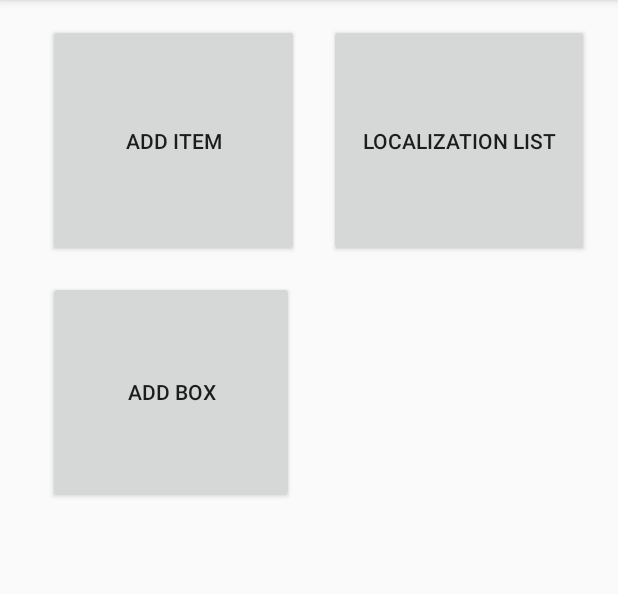
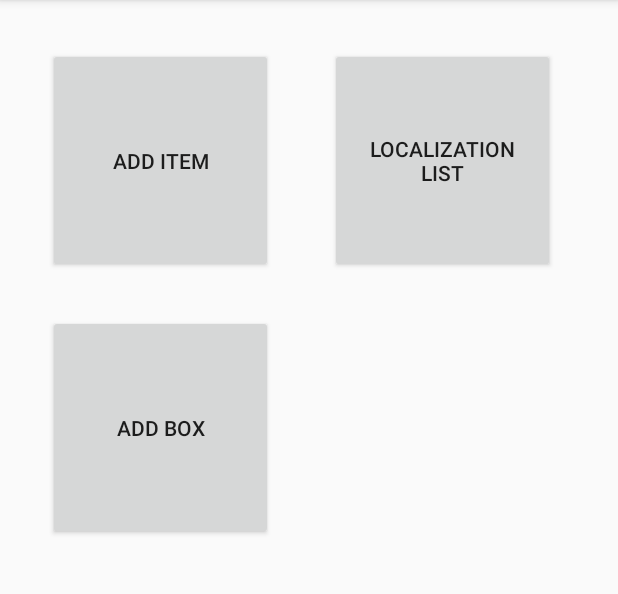
Before and after one commit to drolewski/StorageRoom, an Android app: the MenuStart screen opened directly, with no data from a screen before it, on a phone screen of 412 x 824 dp, the part 84-678 px from its top. Run offline under Robolectric (Android 15) with nearby library versions, the phone set to English and light mode, and no system bars.

Commit message:
Repair Menu Start Activity

```diff
--- a/app/src/main/res/layout/activity_menu_start.xml
+++ b/app/src/main/res/layout/activity_menu_start.xml
@@ -8,35 +8,35 @@
 
     <Button
         android:id="@+id/addItem"
-        android:layout_width="167dp"
-        android:layout_height="155dp"
+        android:layout_width="150dp"
+        android:layout_height="150dp"
         android:layout_marginStart="32dp"
-        android:layout_marginLeft="32dp"
-        android:layout_marginTop="16dp"
+        android:layout_marginTop="32dp"
         android:text="Add Item"
         app:layout_constraintStart_toStartOf="parent"
-        app:layout_constraintTop_toTopOf="parent" />
+        app:layout_constraintTop_toTopOf="parent"
+        android:layout_marginLeft="32dp" />
 
     <Button
         android:id="@+id/locList"
-        android:layout_width="173dp"
-        android:layout_height="155dp"
-        android:layout_marginStart="20dp"
-        android:layout_marginLeft="20dp"
-        android:layout_marginTop="16dp"
+        android:layout_width="150dp"
+        android:layout_height="150dp"
+        android:layout_marginTop="32dp"
+        android:layout_marginRight="32dp"
         android:text="Localization List"
         app:layout_constraintEnd_toEndOf="parent"
-        app:layout_constraintHorizontal_bias="0.0"
+        app:layout_constraintHorizontal_bias="0.797"
         app:layout_constraintStart_toEndOf="@+id/addItem"
-        app:layout_constraintTop_toTopOf="parent" />
+        app:layout_constraintTop_toTopOf="parent"
+        android:layout_marginEnd="32dp" />
 
     <Button
         android:id="@+id/addBox"
-        android:layout_width="164dp"
-        android:layout_height="148dp"
+        android:layout_width="150dp"
+        android:layout_height="150dp"
         android:layout_marginStart="32dp"
         android:layout_marginLeft="32dp"
-        android:layout_marginTop="16dp"
+        android:layout_marginTop="28dp"
         android:text="Add Box"
         app:layout_constraintStart_toStartOf="parent"
         app:layout_constraintTop_toBottomOf="@+id/addItem" />
```
